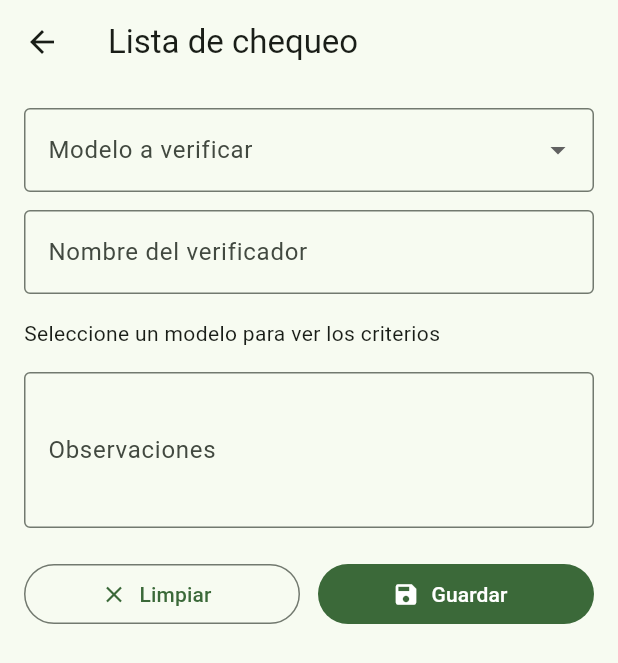
After one commit to ldanielalopez/verificacion_modelos, a Flutter app: the screen it shows after launch, after a tap on "Nueva verificación", on a phone screen of 412 x 824 dp. The commit adds this screen. Shown: the top 663 px of the screen. Run offline on Flutter 3.47's test engine with Material 3 defaults, Android fonts, the phone set to English and light mode, and no system bars.

Commit message:
pantallas

```diff
--- a/basicos/lib/main.dart
+++ b/basicos/lib/main.dart
@@ -1,18 +1,24 @@
 import 'package:flutter/material.dart';
-import 'segundapantalla.dart';
+
+import 'datos/repositorio_verificaciones.dart';
+import 'pantallas/pantalla_inicio.dart';
 
 void main() {
-  runApp(const MyApp());
+  runApp(VerificacionApp(repositorio: RepositorioVerificaciones()));
 }
 
-class MyApp extends StatelessWidget {
-  const MyApp({super.key});
+class VerificacionApp extends StatelessWidget {
+  const VerificacionApp({super.key, required this.repositorio});
+
+  final RepositorioVerificaciones repositorio;
 
   @override
   Widget build(BuildContext context) {
     return MaterialApp(
+      title: 'Verificación de modelos',
       debugShowCheckedModeBanner: false,
-      home: SegundaPantalla()
-      );
+      theme: ThemeData(colorSchemeSeed: Colors.green),
+      home: PantallaInicio(repositorio: repositorio),
+    );
   }
 }
--- /dev/null
+++ b/basicos/lib/pantallas/pantalla_formulario.dart
@@ -0,0 +1,171 @@
+import 'package:flutter/material.dart';
+
+import '../datos/catalogo_modelos.dart';
+import '../modelos/modelo_analisis.dart';
+import '../modelos/verificacion.dart';
+
+/// Formulario para diligenciar la lista de chequeo de un modelo.
+/// Al guardar, devuelve la Verificacion a la pantalla anterior.
+class PantallaFormulario extends StatefulWidget {
+  const PantallaFormulario({super.key});
+
+  @override
+  State<PantallaFormulario> createState() =>
+      _PantallaFormularioState();
+}
+
+class _PantallaFormularioState extends State<PantallaFormulario> {
+  final _formKey = GlobalKey<FormState>();
+  final _verificadorCtrl = TextEditingController();
+  final _observacionesCtrl = TextEditingController();
+  final List<ModeloAnalisis> _catalogo = crearCatalogo();
+  ModeloAnalisis? _modeloSeleccionado;
+
+  @override
+  void dispose() {
+    _verificadorCtrl.dispose();
+    _observacionesCtrl.dispose();
+    super.dispose();
+  }
+
+  void _guardar() {
+    // validate() ejecuta el validador de cada campo del Form.
+    if (!_formKey.currentState!.validate()) return;
+
+    final modelo = _modeloSeleccionado!;
+    final verificacion = Verificacion(
+      modelo: modelo.nombre,
+      verificador: _verificadorCtrl.text.trim(),
+      observaciones: _observacionesCtrl.text.trim(),
+      fecha: DateTime.now(),
+      criterios: modelo.criterios.map((c) => c.copiar()).toList(),
+    );
+    // Cierra el formulario y entrega el resultado.
+    Navigator.pop(context, verificacion);
+  }
+
+  void _limpiar() {
+    _formKey.currentState!.reset();
+    _verificadorCtrl.clear();
+    _observacionesCtrl.clear();
+    setState(() {
+      for (final modelo in _catalogo) {
+        for (final criterio in modelo.criterios) {
+          criterio.cumple = false;
+        }
+      }
+      _modeloSeleccionado = null;
+    });
+  }
+
+  String? _validarVerificador(String? texto) {
+    if (texto == null || texto.trim().length < 3) {
+      return 'Escriba un nombre de al menos 3 letras';
+    }
+    return null;
+  }
+
+  String? _validarObservaciones(String? texto) {
+    final modelo = _modeloSeleccionado;
+    final hayPendientes = modelo != null &&
+        modelo.criteriosCumplidos < modelo.criterios.length;
+    if (hayPendientes && (texto == null || texto.trim().isEmpty)) {
+      return 'Explique qué falta en los criterios no cumplidos';
+    }
+    return null;
+  }
+
+  @override
+  Widget build(BuildContext context) {
+    final modelo = _modeloSeleccionado;
+
+    return Scaffold(
+      appBar: AppBar(title: const Text('Lista de chequeo')),
+      body: SingleChildScrollView(
+        padding: const EdgeInsets.all(16),
+        child: Form(
+          key: _formKey,
+          child: Column(
+            crossAxisAlignment: CrossAxisAlignment.stretch,
+            children: [
+              DropdownButtonFormField<ModeloAnalisis>(
+                initialValue: modelo,
+                decoration: const InputDecoration(
+                  labelText: 'Modelo a verificar',
+                  border: OutlineInputBorder(),
+                ),
+                items: [
+                  for (final m in _catalogo)
+                    DropdownMenuItem(value: m, child: Text(m.nombre)),
+                ],
+                onChanged: (m) {
+                  setState(() => _modeloSeleccionado = m);
+                },
+                validator: (m) =>
+                    m == null ? 'Seleccione un modelo' : null,
+              ),
+              const SizedBox(height: 12),
+              TextFormField(
+                controller: _verificadorCtrl,
+                decoration: const InputDecoration(
+                  labelText: 'Nombre del verificador',
+                  border: OutlineInputBorder(),
+                ),
+                validator: _validarVerificador,
+              ),
+              const SizedBox(height: 16),
+              if (modelo == null)
+                const Text('Seleccione un modelo para ver los criterios')
+              else ...[
+                Text(
+                  'Criterios cumplidos: ${modelo.criteriosCumplidos} '
+                  'de ${modelo.criterios.length}',
+                  style: Theme.of(context).textTheme.titleMedium,
+                ),
+                for (final criterio in modelo.criterios)
+                  CheckboxListTile(
+                    title: Text(criterio.descripcion),
+                    subtitle: Text(criterio.codigo),
+                    value: criterio.cumple,
+                    onChanged: (valor) {
+                      setState(() => criterio.cumple = valor ?? false);
+                    },
+                  ),
+              ],
+              const SizedBox(height: 16),
+              TextFormField(
+                controller: _observacionesCtrl,
+                maxLines: 3,
+                decoration: const InputDecoration(
+                  labelText: 'Observaciones',
+                  border: OutlineInputBorder(),
+                ),
+                validator: _validarObservaciones,
+              ),
+              const SizedBox(height: 20),
+              Row(
+                children: [
+                  Expanded(
+                    child: OutlinedButton.icon(
+                      onPressed: _limpiar,
+                      icon: const Icon(Icons.clear),
+                      label: const Text('Limpiar'),
+                    ),
+                  ),
+                  const SizedBox(width: 12),
+                  Expanded(
+                    child: FilledButton.icon(
+                      onPressed: _guardar,
+                      icon: const Icon(Icons.save),
+                      label: const Text('Guardar'),
+                    ),
+                  ),
+                ],
+              ),
+            ],
+          ),
+        ),
+      ),
+    );
+  }
+}
--- /dev/null
+++ b/basicos/lib/pantallas/pantalla_inicio.dart
@@ -0,0 +1,142 @@
+import 'package:flutter/material.dart';
+
+import '../datos/repositorio_verificaciones.dart';
+import '../modelos/verificacion.dart';
+import 'estilo_estado.dart';
+import 'pantalla_formulario.dart';
+import 'pantalla_reporte.dart';
+
+/// Pantalla principal: lista las verificaciones del arreglo.
+class PantallaInicio extends StatefulWidget {
+  const PantallaInicio({super.key, required this.repositorio});
+
+  final RepositorioVerificaciones repositorio;
+
+  @override
+  State<PantallaInicio> createState() => _PantallaInicioState();
+}
+
+class _PantallaInicioState extends State<PantallaInicio> {
+  Future<void> _abrirFormulario() async {
+    // Espera el resultado que devuelve Navigator.pop del formulario.
+    final nueva = await Navigator.push<Verificacion>(
+      context,
+      MaterialPageRoute(builder: (_) => const PantallaFormulario()),
+    );
+    if (nueva == null || !mounted) return;
+
+    setState(() => widget.repositorio.agregar(nueva));
+    ScaffoldMessenger.of(context).showSnackBar(
+      SnackBar(content: Text('Se guardó: ${nueva.modelo}')),
+    );
+  }
+
+  void _abrirReporte() {
+    Navigator.push(
+      context,
+      MaterialPageRoute(
+        builder: (_) =>
+            PantallaReporte(repositorio: widget.repositorio),
+      ),
+    );
+  }
+
+  Future<void> _confirmarEliminar(int indice) async {
+    final confirmar = await showDialog<bool>(
+      context: context,
+      builder: (contexto) => AlertDialog(
+        title: const Text('Eliminar verificación'),
+        content: const Text('¿Desea eliminar este registro?'),
+        actions: [
+          TextButton(
+            onPressed: () => Navigator.pop(contexto, false),
+            child: const Text('Cancelar'),
+          ),
+          FilledButton(
+            onPressed: () => Navigator.pop(contexto, true),
+            child: const Text('Eliminar'),
+          ),
+        ],
+      ),
+    );
+    if (confirmar == true) {
+      setState(() => widget.repositorio.eliminar(indice));
+    }
+  }
+
+  @override
+  Widget build(BuildContext context) {
+    final verificaciones = widget.repositorio.todas;
+
+    return Scaffold(
+      appBar: AppBar(title: const Text('Verificación de modelos')),
+      body: Column(
+        children: [
+          Padding(
+            padding: const EdgeInsets.all(16),
+            child: Row(
+              children: [
+                Expanded(
+                  child: Text(
+                    'Verificaciones registradas: '
+                    '${verificaciones.length}',
+                    style: Theme.of(context).textTheme.titleMedium,
+                  ),
+                ),
+                ElevatedButton.icon(
+                  // Con null el botón queda deshabilitado.
+                  onPressed:
+                      verificaciones.isEmpty ? null : _abrirReporte,
+                  icon: const Icon(Icons.assessment),
+                  label: const Text('Generar reporte'),
+                ),
+              ],
+            ),
+          ),
+          Expanded(
+            child: verificaciones.isEmpty
+                ? const Center(
+                    child: Text('Aún no hay verificaciones.'),
+                  )
+                : ListView.builder(
+                    padding: const EdgeInsets.only(bottom: 88),
+                    itemCount: verificaciones.length,
+                    itemBuilder: (context, i) {
+                      final v = verificaciones[i];
+                      return Card(
+                        margin: const EdgeInsets.symmetric(
+                          horizontal: 12,
+                          vertical: 6,
+                        ),
+                        child: ListTile(
+                          leading: Icon(
+                            iconoEstado(v.estado),
+                            color: colorEstado(v.estado),
+                          ),
+                          title: Text(v.modelo),
+                          subtitle: Text(
+                            '${v.porcentaje.toStringAsFixed(0)} % · '
+                            '${v.estado.texto}\n'
+                            'Verificó: ${v.verificador}',
+                          ),
+                          isThreeLine: true,
+                          trailing: IconButton(
+                            tooltip: 'Eliminar',
+                            icon: const Icon(Icons.delete_outline),
+                            onPressed: () => _confirmarEliminar(i),
+                          ),
+                        ),
+                      );
+                    },
+                  ),
+          ),
+        ],
+      ),
+      floatingActionButton: FloatingActionButton.extended(
+        onPressed: _abrirFormulario,
+        icon: const Icon(Icons.add),
+        label: const Text('Nueva verificación'),
+      ),
+    );
+  }
+}
```
Also changed, not shown: basicos/lib/pantallas/pantalla_reporte.dart (added, +135 -0 lines), 1 other file.
